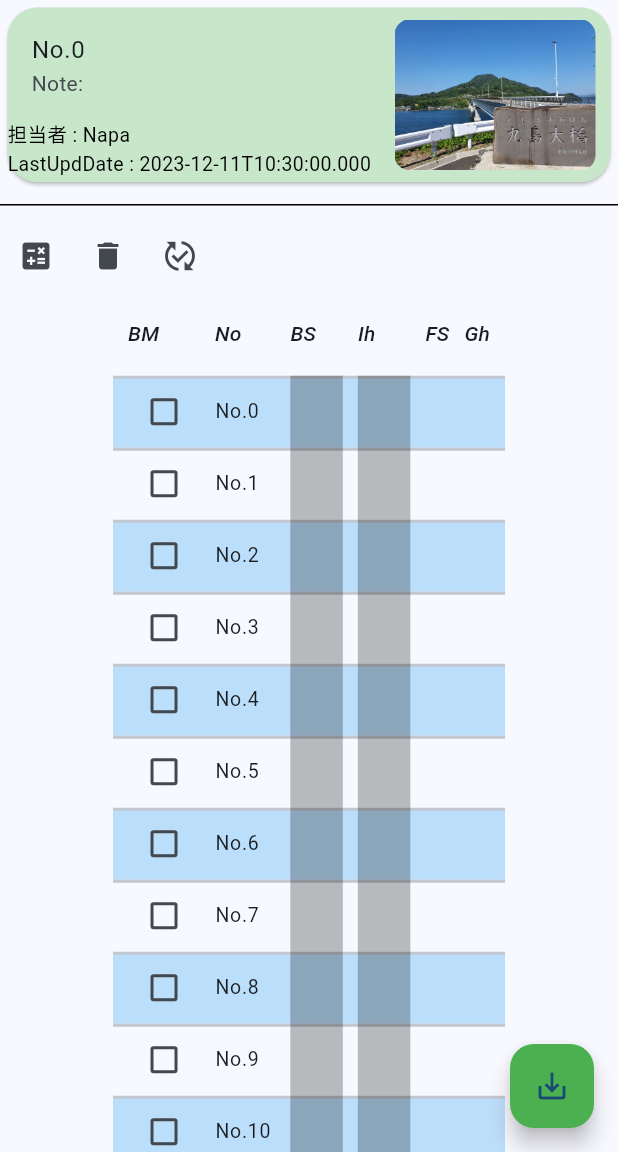
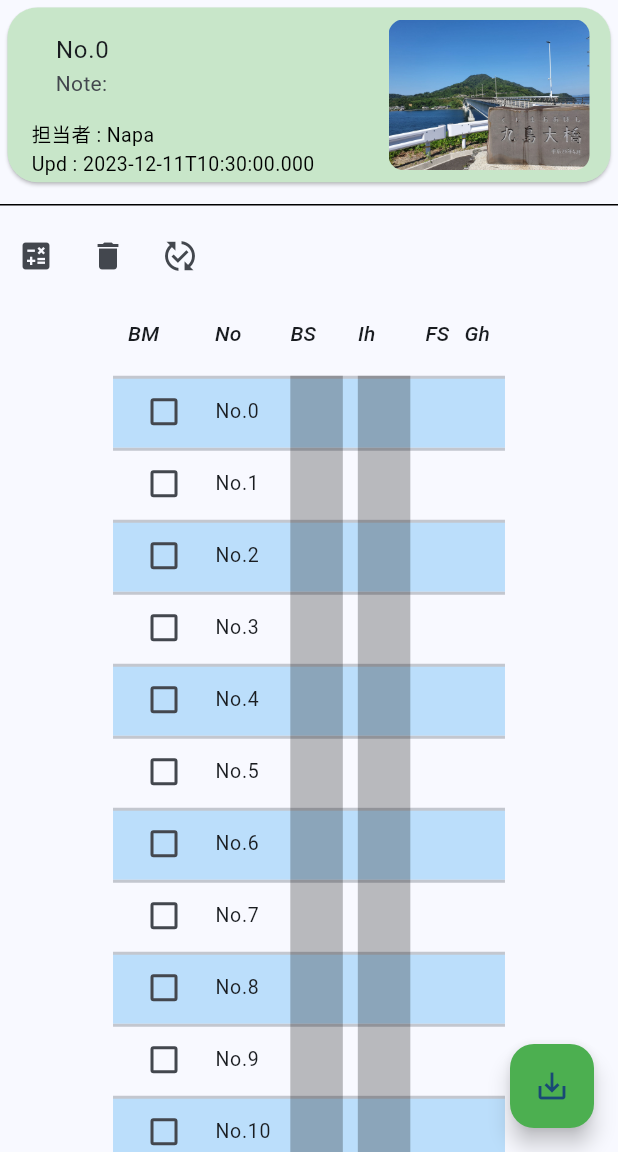
Before and after one commit to snrnapa/surveying_flutter, a Flutter app: the Surveying screen opened directly with empty values, on a phone screen of 412 x 824 dp, the part 84-1236 px from its top. Run offline on Flutter 3.47's test engine with Material 3 defaults, Android fonts, the phone set to English and light mode, and no system bars; our stand-ins replace sqflite; accounts and stored records are empty.

Commit message:
paddingを実装

```diff
--- a/lib/components/card_template.dart
+++ b/lib/components/card_template.dart
@@ -13,17 +13,20 @@ class CardTemplate extends StatelessWidget {
         margin: EdgeInsets.all(5),
         shape: RoundedRectangleBorder(borderRadius: BorderRadius.circular(20)),
         color: Colors.green[100],
+        child: Padding(
+          padding: EdgeInsets.only(left: 16),
           child: Row(
             children: [
               Container(
-            width: 250,
+                width: 230,
                 // color: Colors.black,
                 alignment: Alignment.centerLeft,
                 child: Column(
                   crossAxisAlignment: CrossAxisAlignment.start,
                   children: [
                     ListTile(
-                  title: Text('No.${result['id']}   ${result['scene_name']}'),
+                      title:
+                          Text('No.${result['id']}   ${result['scene_name']}'),
                       subtitle: Text('Note:${result['scene_note']}'),
                     ),
                     Text(
@@ -31,7 +34,7 @@ class CardTemplate extends StatelessWidget {
                         "担当者 : Napa"),
                     Text(
                         style: TextStyle(fontSize: 13, color: Colors.black),
-                    "LastUpdDate : ${result['upd_date']}"),
+                        "Upd : ${result['upd_date']}"),
                   ],
                 ),
               ),
@@ -44,6 +47,6 @@ class CardTemplate extends StatelessWidget {
                   ))
             ],
           ),
-    );
+        ));
   }
 }
```
Lines whose indentation alone changed are shown as unchanged.
